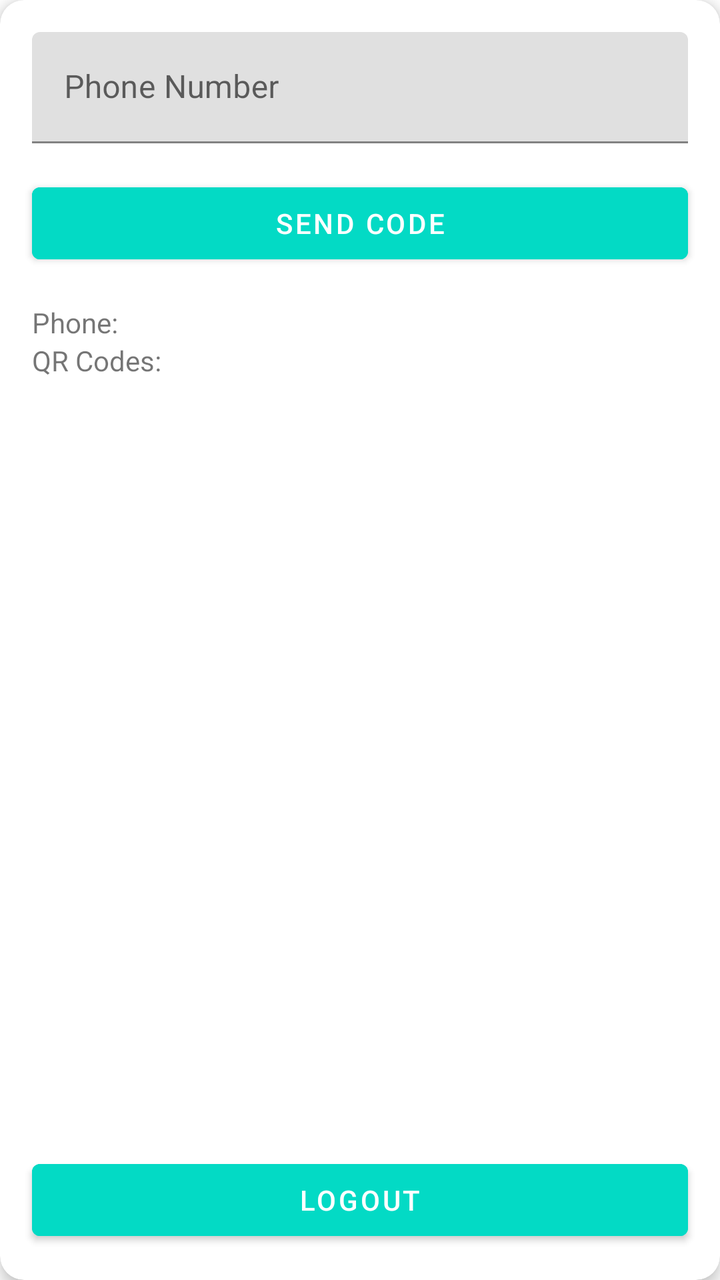
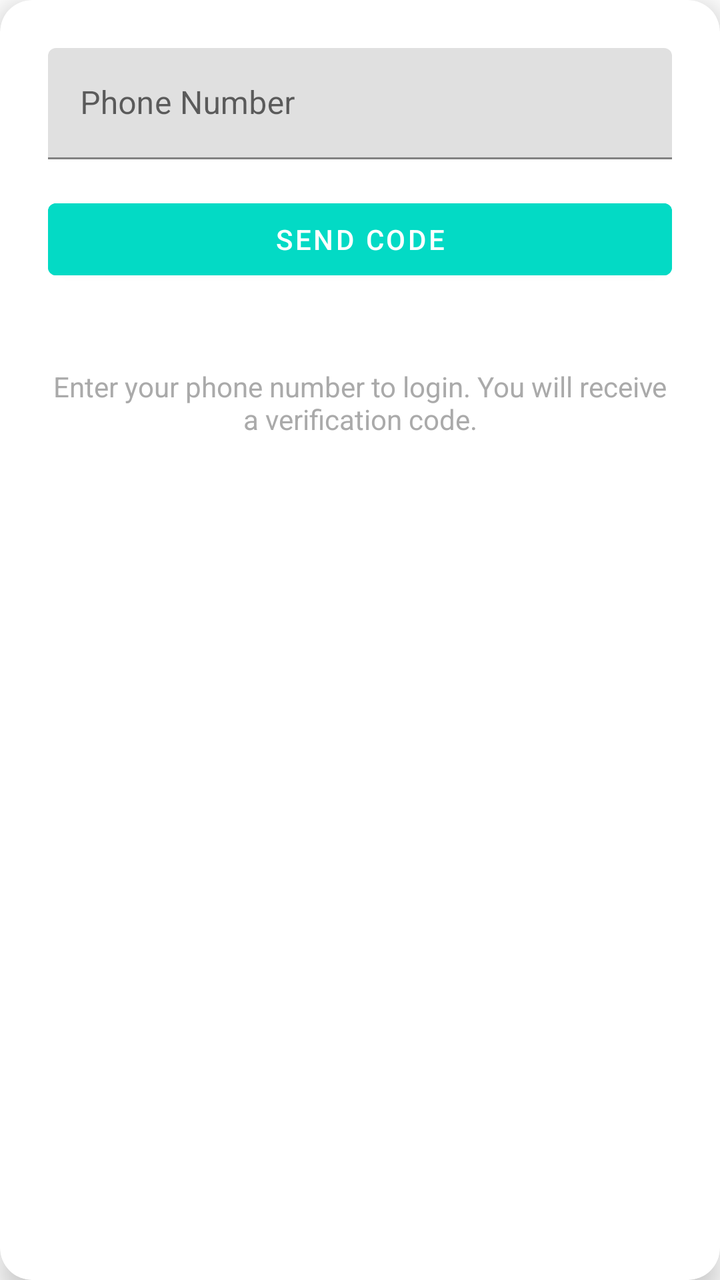

Screens rendered from an Android XML layout before and after an edit, with the pre-edit source and the edit as a unified diff.
<!-- AndroidManifest.xml: application theme AppTheme -->
<!-- res/layout/fragment_login.xml -->
<com.google.android.material.card.MaterialCardView
    xmlns:android="http://schemas.android.com/apk/res/android"
    xmlns:app="http://schemas.android.com/apk/res-auto"
    android:layout_width="match_parent"
    android:layout_height="match_parent"
    android:layout_margin="16dp"
    app:cardCornerRadius="12dp"
    app:cardElevation="4dp">

    <FrameLayout
        android:layout_width="match_parent"
        android:layout_height="match_parent">

        <LinearLayout
            android:id="@+id/contentLayout"
            android:layout_width="match_parent"
            android:layout_height="match_parent"
            android:orientation="vertical"
            android:padding="16dp"
            android:layout_gravity="top"
            android:clipToPadding="false"
            android:paddingBottom="72dp">

            
            

            <com.google.android.material.textfield.TextInputLayout
                android:layout_width="match_parent"
                android:layout_height="wrap_content"
                android:hint="Phone Number">
                <com.google.android.material.textfield.TextInputEditText
                    android:id="@+id/phoneInput"
                    android:layout_width="match_parent"
                    android:layout_height="wrap_content"
                    android:inputType="phone" />
            </com.google.android.material.textfield.TextInputLayout>

            <com.google.android.material.button.MaterialButton
                android:id="@+id/sendCodeButton"
                style="@style/CustomButtonStyle"
                android:layout_width="match_parent"
                android:layout_height="wrap_content"
                android:layout_marginTop="16dp"
                android:text="Send Code" />

            <com.google.android.material.textfield.TextInputLayout
                android:layout_width="match_parent"
                android:layout_height="wrap_content"
                android:layout_marginTop="16dp"
                android:hint="Verification Code">
                <com.google.android.material.textfield.TextInputEditText
                    android:id="@+id/codeInput"
                    android:layout_width="match_parent"
                    android:layout_height="wrap_content"
                    android:inputType="number"
                    android:visibility="gone" />
            </com.google.android.material.textfield.TextInputLayout>

            <com.google.android.material.button.MaterialButton
                android:id="@+id/verifyButton"
                style="@style/CustomButtonStyle"
                android:layout_width="match_parent"
                android:layout_height="wrap_content"
                android:layout_marginTop="16dp"
                android:text="Verify Code"
                android:visibility="gone" />

            <TextView
                android:id="@+id/phoneNumberTextView"
                android:layout_width="wrap_content"
                android:layout_height="wrap_content"
                android:text="Phone: " />

            <TextView
                android:id="@+id/qrCodeCountTextView"
                android:layout_width="wrap_content"
                android:layout_height="wrap_content"
                android:text="QR Codes: " />

        </LinearLayout>

        <com.google.android.material.button.MaterialButton
            android:id="@+id/logoutButton"
            style="@style/CustomButtonStyle"
            android:layout_width="match_parent"
            android:layout_height="wrap_content"
            android:layout_gravity="bottom"
            android:layout_margin="16dp"
            android:text="Logout" />

    </FrameLayout>
</com.google.android.material.card.MaterialCardView>
<!-- resources referenced by this layout -->
<resources>
  <style name="CustomButtonStyle" parent="Widget.MaterialComponents.Button">
          <item name="android:backgroundTint">@color/teal_200</item>
          <item name="android:textColor">@color/white</item>
      </style>
  <style name="AppTheme" parent="Theme.MaterialComponents.DayNight.DarkActionBar">
          
          <item name="colorPrimary">@color/purple_500</item>
          <item name="colorPrimaryVariant">@color/purple_700</item>
          <item name="colorOnPrimary">@color/white</item>
          <item name="colorSecondary">@color/teal_200</item>
          <item name="colorSurface">@color/white</item>
      </style>
  <color name="teal_200">#FF03DAC5</color>
  <color name="white">#FFFFFFFF</color>
  <color name="purple_500">#FF6200EE</color>
  <color name="purple_700">#FF3700B3</color>
</resources>

<!-- the commit's change to res/layout/fragment_login.xml (unified diff, before → after) -->
@@ -1,92 +1,75 @@
 <com.google.android.material.card.MaterialCardView
     xmlns:android="http://schemas.android.com/apk/res/android"
     xmlns:app="http://schemas.android.com/apk/res-auto"
-    android:layout_width="match_parent"
-    android:layout_height="match_parent"
-    android:layout_margin="16dp"
-    app:cardCornerRadius="12dp"
-    app:cardElevation="4dp">
+    android:layout_width="wrap_content"
+    android:layout_height="wrap_content"
+    android:layout_gravity="center"
+    android:layout_margin="24dp"
+    app:cardCornerRadius="16dp"
+    app:cardElevation="8dp"
+    app:cardBackgroundColor="@android:color/white">
 
-    <FrameLayout
-        android:layout_width="match_parent"
-        android:layout_height="match_parent">
+    <LinearLayout
+        android:id="@+id/contentLayout"
+        android:layout_width="wrap_content"
+        android:layout_height="wrap_content"
+        android:orientation="vertical"
+        android:gravity="center"
+        android:padding="24dp"
+        android:clipToPadding="false">
 
-        <LinearLayout
-            android:id="@+id/contentLayout"
+        <com.google.android.material.textfield.TextInputLayout
             android:layout_width="match_parent"
-            android:layout_height="match_parent"
-            android:orientation="vertical"
-            android:padding="16dp"
-            android:layout_gravity="top"
-            android:clipToPadding="false"
-            android:paddingBottom="72dp">
-
-            
-            
-
-            <com.google.android.material.textfield.TextInputLayout
+            android:layout_height="wrap_content"
+            android:hint="Phone Number">
+            <com.google.android.material.textfield.TextInputEditText
+                android:id="@+id/phoneInput"
                 android:layout_width="match_parent"
                 android:layout_height="wrap_content"
-                android:hint="Phone Number">
-                <com.google.android.material.textfield.TextInputEditText
-                    android:id="@+id/phoneInput"
-                    android:layout_width="match_parent"
-                    android:layout_height="wrap_content"
-                    android:inputType="phone" />
-            </com.google.android.material.textfield.TextInputLayout>
-
-            <com.google.android.material.button.MaterialButton
-                android:id="@+id/sendCodeButton"
-                style="@style/CustomButtonStyle"
-                android:layout_width="match_parent"
-                android:layout_height="wrap_content"
-                android:layout_marginTop="16dp"
-                android:text="Send Code" />
-
-            <com.google.android.material.textfield.TextInputLayout
-                android:layout_width="match_parent"
-                android:layout_height="wrap_content"
-                android:layout_marginTop="16dp"
-                android:hint="Verification Code">
-                <com.google.android.material.textfield.TextInputEditText
-                    android:id="@+id/codeInput"
-                    android:layout_width="match_parent"
-                    android:layout_height="wrap_content"
-                    android:inputType="number"
-                    android:visibility="gone" />
-            </com.google.android.material.textfield.TextInputLayout>
-
-            <com.google.android.material.button.MaterialButton
-                android:id="@+id/verifyButton"
-                style="@style/CustomButtonStyle"
-                android:layout_width="match_parent"
-                android:layout_height="wrap_content"
-                android:layout_marginTop="16dp"
-                android:text="Verify Code"
-                android:visibility="gone" />
-
-            <TextView
-                android:id="@+id/phoneNumberTextView"
-                android:layout_width="wrap_content"
-                android:layout_height="wrap_content"
-                android:text="Phone: " />
-
-            <TextView
-                android:id="@+id/qrCodeCountTextView"
-                android:layout_width="wrap_content"
-                android:layout_height="wrap_content"
-                android:text="QR Codes: " />
-
-        </LinearLayout>
+                android:inputType="phone"
+                android:textColor="@color/black"
+                android:focusedByDefault="true"
+                />
+        </com.google.android.material.textfield.TextInputLayout>
 
         <com.google.android.material.button.MaterialButton
-            android:id="@+id/logoutButton"
+            android:id="@+id/sendCodeButton"
             style="@style/CustomButtonStyle"
             android:layout_width="match_parent"
             android:layout_height="wrap_content"
-            android:layout_gravity="bottom"
-            android:layout_margin="16dp"
-            android:text="Logout" />
+            android:layout_marginTop="16dp"
+            android:text="Send Code" />
 
-    </FrameLayout>
+        <com.google.android.material.textfield.TextInputLayout
+            android:layout_width="match_parent"
+            android:layout_height="wrap_content"
+            android:layout_marginTop="16dp"
+            android:hint="Verification Code">
+            <com.google.android.material.textfield.TextInputEditText
+                android:id="@+id/codeInput"
+                android:layout_width="match_parent"
+                android:layout_height="wrap_content"
+                android:inputType="number"
+                android:visibility="gone" />
+        </com.google.android.material.textfield.TextInputLayout>
+
+        <com.google.android.material.button.MaterialButton
+            android:id="@+id/verifyButton"
+            style="@style/CustomButtonStyle"
+            android:layout_width="match_parent"
+            android:layout_height="wrap_content"
+            android:layout_marginTop="16dp"
+            android:text="Verify Code"
+            android:visibility="gone" />
+
+        <TextView
+            android:id="@+id/pdfExplanationText"
+            android:layout_width="match_parent"
+            android:layout_height="wrap_content"
+            android:text="Enter your phone number to login. You will receive a verification code."
+            android:textAlignment="center"
+            android:textColor="@android:color/darker_gray"
+            android:layout_marginTop="24dp"
+            android:textSize="14sp" />
+    </LinearLayout>
 </com.google.android.material.card.MaterialCardView>
<!-- resource entries referenced after the edit -->
@@ -1,10 +1,11 @@
 <!-- resources referenced by this layout -->
 <resources>
+  <color name="black">#FF000000</color>
   <style name="CustomButtonStyle" parent="Widget.MaterialComponents.Button">
           <item name="android:backgroundTint">@color/teal_200</item>
           <item name="android:textColor">@color/white</item>
       </style>
-  <style name="AppTheme" parent="Theme.MaterialComponents.DayNight.DarkActionBar">
+  <style name="AppTheme" parent="Theme.MaterialComponents.DayNight.NoActionBar">
           
           <item name="colorPrimary">@color/purple_500</item>
           <item name="colorPrimaryVariant">@color/purple_700</item>
